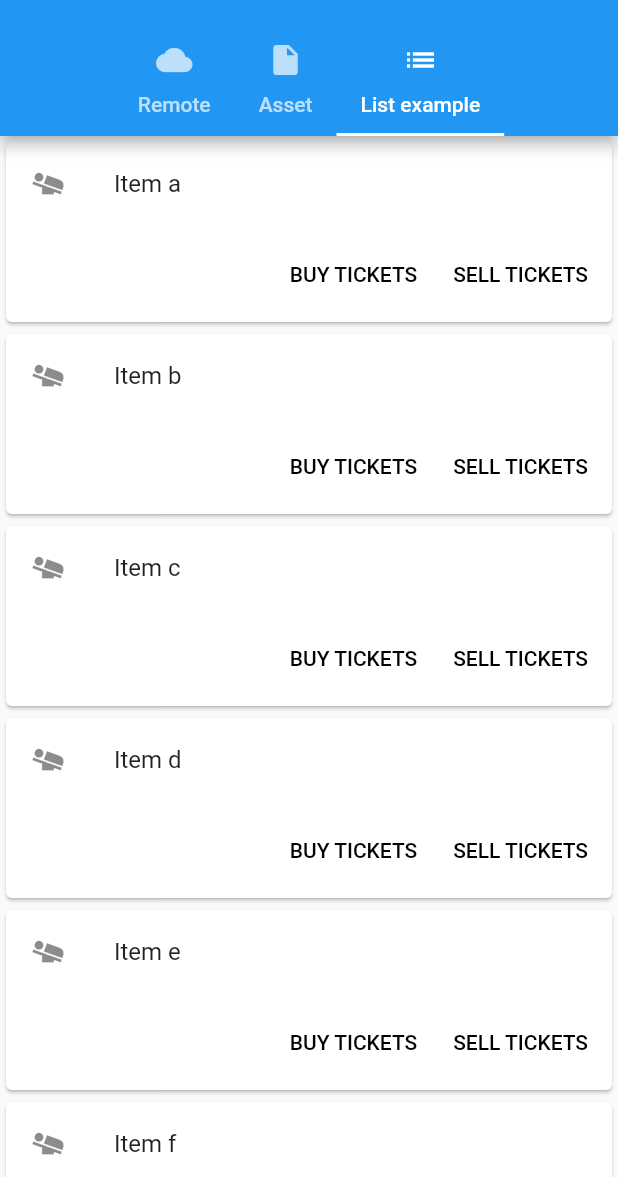
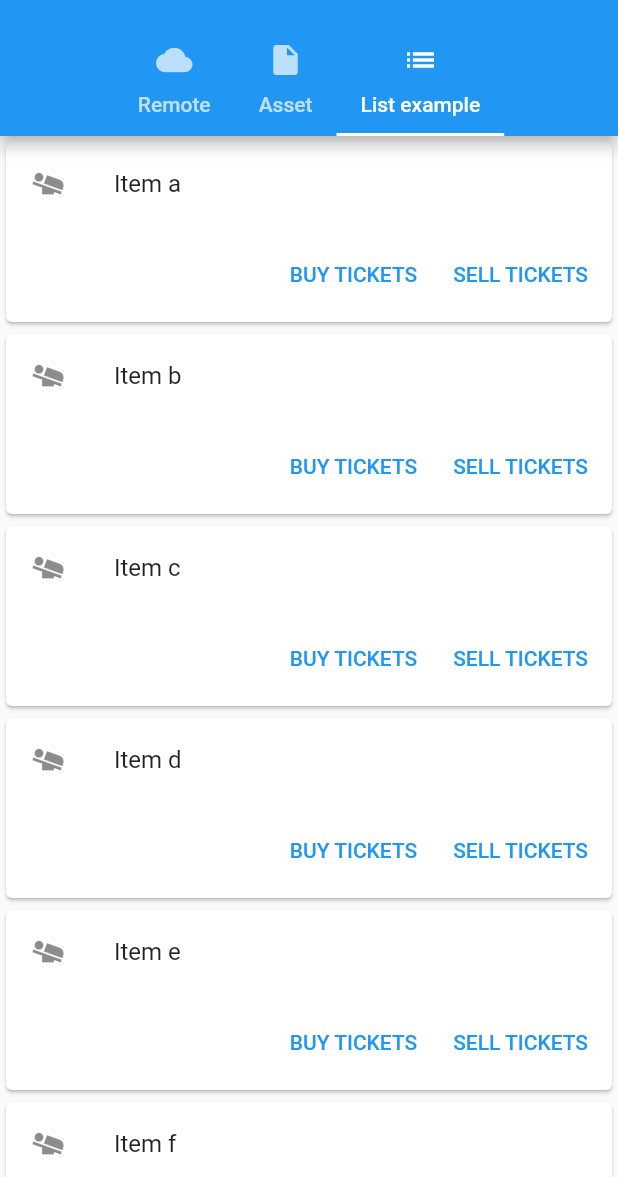
Before and after one commit to zhouyuanbo/video_player_2.8.6, a Flutter app: the screen it shows after launch, tab 3 chosen, on a phone screen of 412 x 824 dp, the part 59-1236 px from its top. Run offline on Flutter 3.47's test engine with Material 2 defaults, Android fonts, the phone set to English and light mode, and no system bars; our stand-ins replace video_player_platform_interface; statements that could not run were skipped.

Commit message:
Update obsolete button refs in plugin examples (#3395)

```diff
--- a/example/lib/main.dart
+++ b/example/lib/main.dart
@@ -124,13 +124,13 @@ class _ExampleCard extends StatelessWidget {
           ),
           ButtonBar(
             children: <Widget>[
-              FlatButton(
+              TextButton(
                 child: const Text('BUY TICKETS'),
                 onPressed: () {
                   /* ... */
                 },
               ),
-              FlatButton(
+              TextButton(
                 child: const Text('SELL TICKETS'),
                 onPressed: () {
                   /* ... */
--- a/pubspec.yaml
+++ b/pubspec.yaml
@@ -4,7 +4,7 @@ description: Flutter plugin for displaying inline video with other Flutter
 # 0.10.y+z is compatible with 1.0.0, if you land a breaking change bump
 # the version to 2.0.0.
 # See more details: https://github.com/flutter/flutter/wiki/Package-migration-to-1.0.0
-version: 2.0.0-nullsafety.6
+version: 2.0.0-nullsafety.7
 homepage: https://github.com/flutter/plugins/tree/master/packages/video_player/video_player
 
 flutter:
```
Also changed, not shown: 1 other file.
